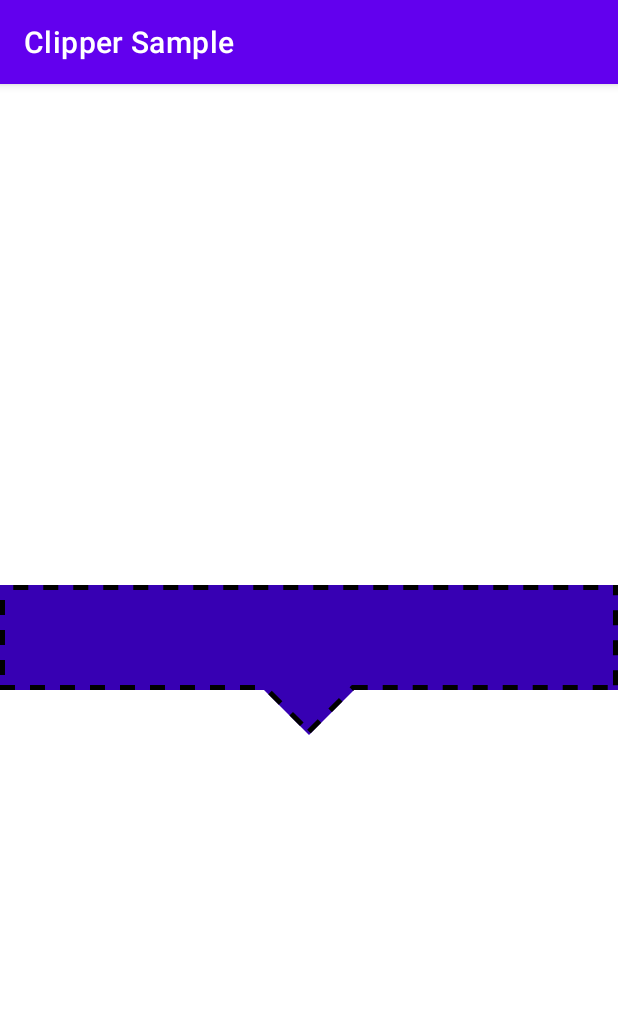
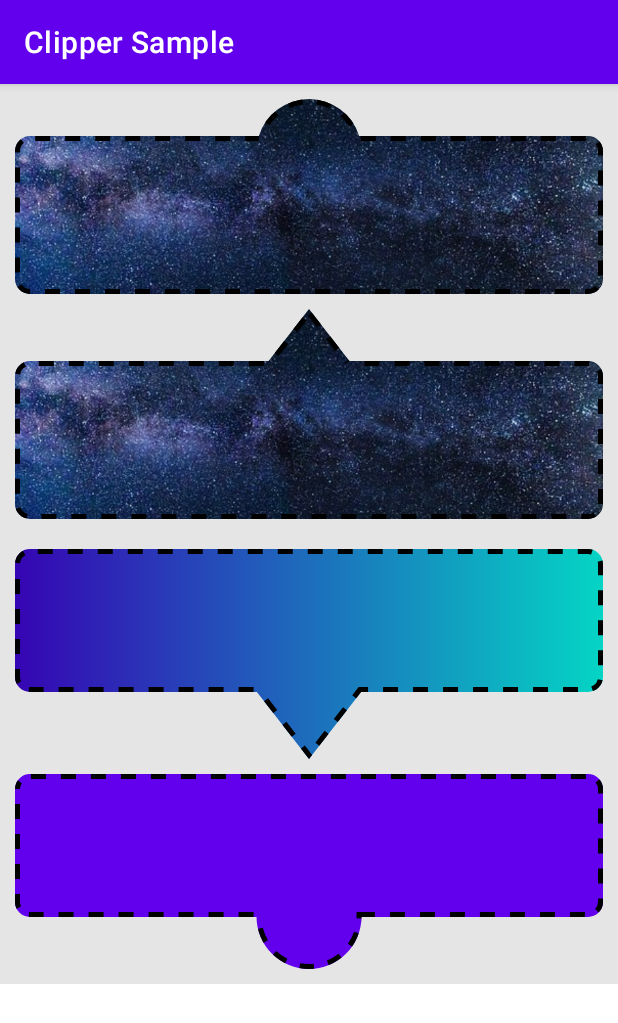
Before and after one commit to JDevZone/Clipper, an Android app: the screen it shows after launch (MainActivity), on a phone screen of 412 x 824 dp. Shown: the top 1023 px of the screen. Run offline under Robolectric (Android 15) with nearby library versions, the phone set to English and light mode, and no system bars.

Commit message:
sample updated

```diff
--- /dev/null
+++ b/app/src/main/res/drawable/gradient_shape.xml
@@ -0,0 +1,8 @@
+<?xml version="1.0" encoding="utf-8"?>
+<selector xmlns:android="http://schemas.android.com/apk/res/android">
+    <item>
+        <shape>
+            <gradient android:endColor="@color/teal_200" android:startColor="@color/purple_700" />
+        </shape>
+    </item>
+</selector>
--- a/app/src/main/res/layout/activity_main.xml
+++ b/app/src/main/res/layout/activity_main.xml
@@ -1,18 +1,64 @@
 <?xml version="1.0" encoding="utf-8"?>
-<FrameLayout xmlns:android="http://schemas.android.com/apk/res/android"
+<ScrollView xmlns:android="http://schemas.android.com/apk/res/android"
     xmlns:app="http://schemas.android.com/apk/res-auto"
     xmlns:tools="http://schemas.android.com/tools"
     android:layout_width="match_parent"
     android:layout_height="match_parent"
     tools:context=".MainActivity">
 
-    <com.jdevzone.clipper.ClipImage
+    <LinearLayout
+        android:layout_height="wrap_content"
         android:layout_width="match_parent"
-        android:layout_height="100dp"
-        android:layout_gravity="center"
-        app:ci_clip_gravity="bottom"
-        app:ci_clip_radius="30dp"
-        app:ci_clip_type="pin"
-        app:srcCompat="@color/purple_700" />
+        android:orientation="vertical">
 
-</FrameLayout>
+        <com.jdevzone.clipper.ClipImage
+            android:layout_width="match_parent"
+            android:layout_height="150dp"
+            android:layout_gravity="center"
+            android:background="@color/black_10"
+            app:ci_clip_radius="35dp"
+            app:ci_clip_type="circle"
+            app:ci_corner_radius="10dp"
+            app:ci_horizontal_padding="10dp"
+            app:ci_vertical_padding="10dp"
+            app:srcCompat="@drawable/ic_sample_bg" />
+
+        <com.jdevzone.clipper.ClipImage
+            android:layout_width="match_parent"
+            android:layout_height="150dp"
+            android:layout_gravity="center"
+            android:background="@color/black_10"
+            app:ci_clip_radius="35dp"
+            app:ci_clip_type="pin"
+            app:ci_corner_radius="10dp"
+            app:ci_horizontal_padding="10dp"
+            app:ci_vertical_padding="10dp"
+            app:srcCompat="@drawable/ic_sample_bg" />
+
+        <com.jdevzone.clipper.ClipImage
+            android:layout_width="match_parent"
+            android:layout_height="150dp"
+            android:layout_gravity="center"
+            android:background="@color/black_10"
+            app:ci_clip_radius="35dp"
+            app:ci_clip_type="pin"
+            app:ci_clip_gravity="bottom"
+            app:ci_corner_radius="10dp"
+            app:ci_horizontal_padding="10dp"
+            app:ci_vertical_padding="10dp"
+            app:srcCompat="@drawable/gradient_shape" />
+
+        <com.jdevzone.clipper.ClipImage
+            android:layout_width="match_parent"
+            android:layout_height="150dp"
+            android:layout_gravity="center"
+            android:background="@color/black_10"
+            app:ci_clip_radius="35dp"
+            app:ci_clip_gravity="bottom"
+            app:ci_corner_radius="10dp"
+            app:ci_horizontal_padding="10dp"
+            app:ci_vertical_padding="10dp"
+            app:srcCompat="@color/purple_500" />
+    </LinearLayout>
+
+</ScrollView>
--- a/app/src/main/res/values/colors.xml
+++ b/app/src/main/res/values/colors.xml
@@ -6,5 +6,7 @@
     <color name="teal_200">#FF03DAC5</color>
     <color name="teal_700">#FF018786</color>
     <color name="black">#FF000000</color>
+    <color name="black_10">#1A000000</color>
     <color name="white">#FFFFFFFF</color>
+    <color name="white_trans_10">#1AFFFFFF</color>
 </resources>
```
Also changed, not shown: app/src/main/res/drawable/ic_sample_bg.jpg (added).
